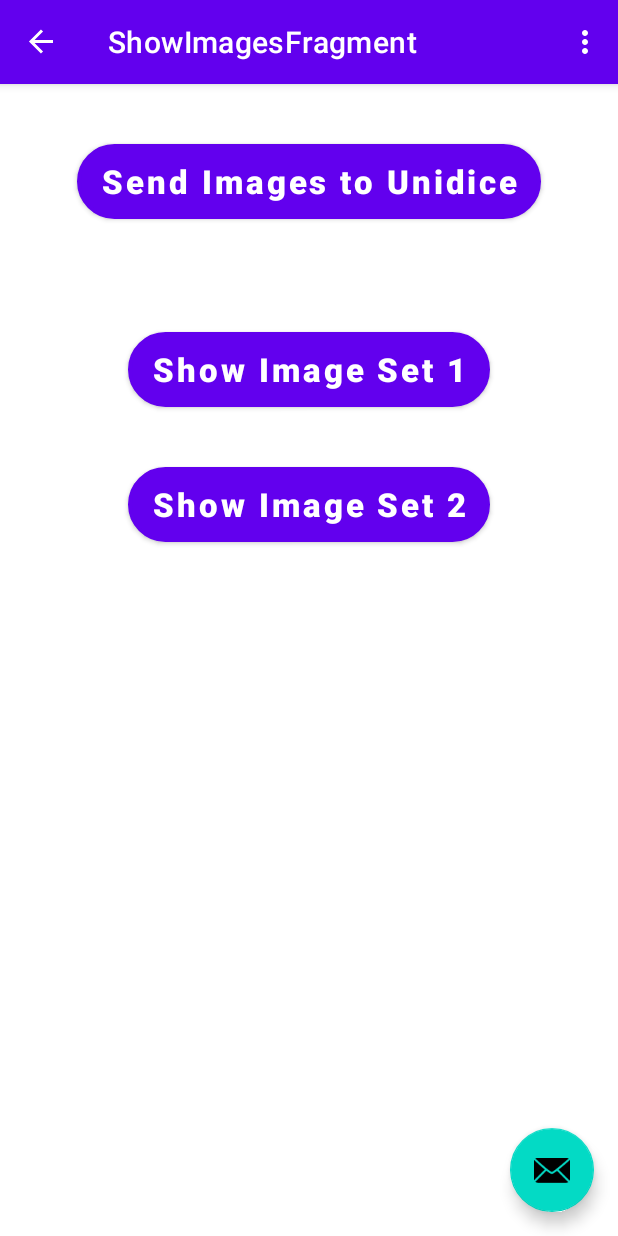
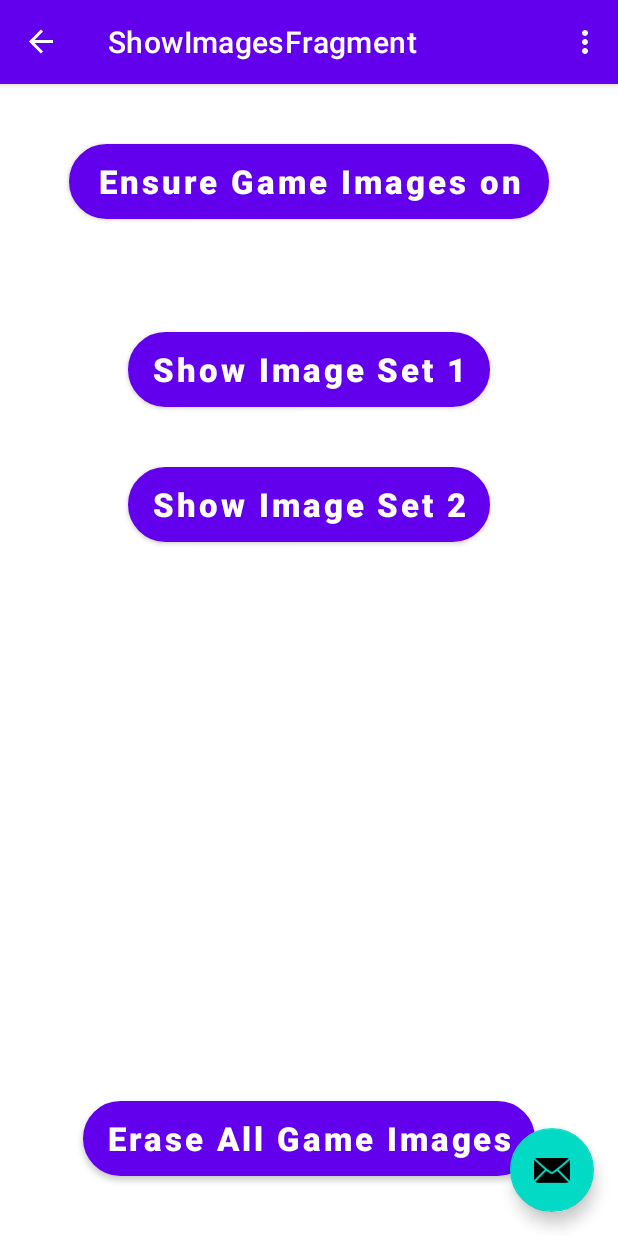
Before and after one commit to surfaceink/unidice-public-sdk, an Android app: the ShowImagesFragment screen opened through its navigation route, on a phone screen of 412 x 824 dp. Run offline under Robolectric (Android 15) with nearby library versions, the phone set to English and light mode, and no system bars; our stand-ins replace navigation-ui; libraries missing offline, so code that uses them is left out: com.unidice.sdk; 13 statements that could not run were skipped.

Commit message:
Fix bugs in first sample app.  add more comments

```diff
--- a/Android/SampleApps/ScanAndControl/app/build.gradle
+++ b/Android/SampleApps/ScanAndControl/app/build.gradle
@@ -8,7 +8,7 @@ android {
 
     defaultConfig {
         applicationId "com.unidice.scanandcontrolexample"
-        minSdk 28
+        minSdk 24
         targetSdk 32
         versionCode 1
         versionName "1.0"
--- a/Android/SampleApps/ScanAndControl/app/src/main/AndroidManifest.xml
+++ b/Android/SampleApps/ScanAndControl/app/src/main/AndroidManifest.xml
@@ -23,6 +23,12 @@
         android:supportsRtl="true"
         android:theme="@style/Theme.ScanAndControlExample"
         tools:targetApi="31">
+
+        <service
+            android:name="com.unidice.sdk.internal.BLEService"
+            android:enabled="true"
+            android:exported="false"/>
+
         <activity
             android:name=".MainActivity"
             android:exported="true"
--- a/Android/SampleApps/ScanAndControl/app/src/main/res/layout/fragment_show_images.xml
+++ b/Android/SampleApps/ScanAndControl/app/src/main/res/layout/fragment_show_images.xml
@@ -1,5 +1,5 @@
 <?xml version="1.0" encoding="utf-8"?>
-<LinearLayout
+<RelativeLayout
     xmlns:android="http://schemas.android.com/apk/res/android"
     android:layout_width="match_parent"
     android:layout_height="match_parent"
@@ -10,38 +10,42 @@
         android:id="@+id/send_images"
         android:layout_width="wrap_content"
         android:layout_height="50dp"
+        android:layout_alignParentTop="true"
+        android:layout_centerHorizontal="true"
         android:layout_marginTop="40dp"
-        android:layout_gravity="center_horizontal"
-        android:textSize = "22sp"
-        android:text="Send Images to Unidice"
+        android:background="@drawable/rounded_main_button"
+        android:text="Ensure Game Images on Unidice"
+        android:textAllCaps="false"
         android:textColor="@color/white"
-        android:textAllCaps="false"
-        android:textStyle="bold"
-        android:background="@drawable/rounded_main_button"
-        />
+        android:textSize="22sp"
+        android:textStyle="bold" />
 
     <TextView
         android:id="@+id/percent_complete"
+        android:layout_below="@id/send_images"
         android:layout_width="wrap_content"
         android:layout_height="wrap_content"
-        android:layout_gravity="center_horizontal"
+        android:layout_centerHorizontal="true"
         android:textSize="26sp"
         android:text = "0 % complete"
         />
 
     <ProgressBar
         android:id="@+id/progress_bar"
+        android:layout_below="@id/percent_complete"
         style="?android:attr/progressBarStyleLarge"
         android:layout_width="wrap_content"
         android:layout_height="wrap_content"
-        android:layout_gravity="center_horizontal" />
+        android:layout_centerHorizontal="true"
+        />
 
     <Button
         android:id="@+id/show_image_set_1"
+        android:layout_below="@id/progress_bar"
         android:layout_width="wrap_content"
         android:layout_height="50dp"
         android:layout_marginTop="40dp"
-        android:layout_gravity="center_horizontal"
+        android:layout_centerHorizontal="true"
         android:textSize = "22sp"
         android:text="Show Image Set 1"
         android:textColor="@color/white"
@@ -52,10 +56,11 @@
 
     <Button
         android:id="@+id/show_image_set_2"
+        android:layout_below="@id/show_image_set_1"
         android:layout_width="wrap_content"
         android:layout_height="50dp"
         android:layout_marginTop="40dp"
-        android:layout_gravity="center_horizontal"
+        android:layout_centerHorizontal="true"
         android:textSize = "22sp"
         android:text="Show Image Set 2"
         android:textColor="@color/white"
@@ -64,5 +69,22 @@
         android:background="@drawable/rounded_main_button"
         />
 
+    <Button
+        android:id="@+id/erase_my_images"
+        android:layout_width="wrap_content"
+        android:layout_height="50dp"
+        android:layout_alignParentBottom="true"
+        android:layout_centerHorizontal="true"
+        android:layout_margin="40dp"
+        android:layout_marginStart="40dp"
+        android:layout_marginEnd="40dp"
+        android:layout_marginBottom="40dp"
+        android:background="@drawable/rounded_main_button"
+        android:text="Erase All Game Images"
+        android:textAllCaps="false"
+        android:textColor="@color/white"
+        android:textSize="22sp"
+        android:textStyle="bold" />
 
-</LinearLayout>
+
+</RelativeLayout>
```
Also changed, not shown: Android/SampleApps/ScanAndControl/app/src/main/java/com/unidice/scanandcontrolexample/showimages/ShowImagesFragment.kt (+39 -0 lines), Android/SampleApps/ScanAndControl/app/src/main/java/com/unidice/scanandcontrolexample/showimages/ShowImagesGameController.kt (+21 -10 lines), 1 other file.
